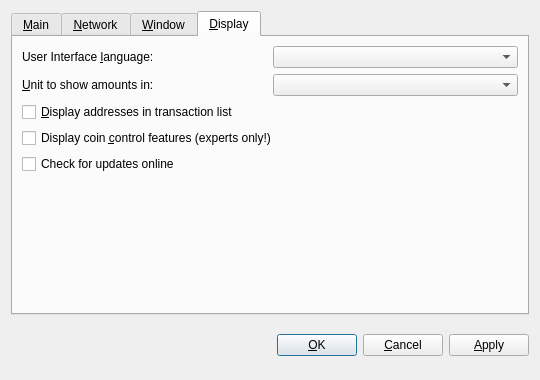
Before: the Qt Designer form ecoin/src/qt/forms/optionsdialog.ui in epsylon/ecoin, drawn with Qt 5.
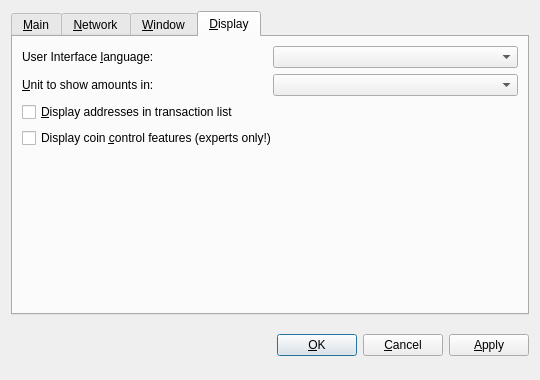
After: the same form once the commit is applied. The open tabs and pages were chosen to show the change. Custom widgets are drawn as their Qt base class.

```diff
--- a/ecoin/src/qt/forms/optionsdialog.ui
+++ b/ecoin/src/qt/forms/optionsdialog.ui
@@ -353,13 +353,6 @@
          </property>
         </widget>
        </item>
-       <item>
-        <widget class="QCheckBox" name="checkOnlineUpdate">
-         <property name="text">
-          <string>Check for updates online</string>
-         </property>
-        </widget>
-       </item>
        <item>
         <spacer name="verticalSpacer_Display">
          <property name="orientation">
```
